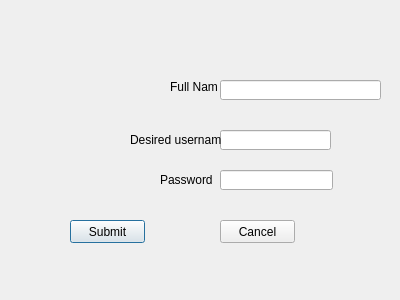
grenrock/cs1dQTRepository, file register.ui: the form before one commit.
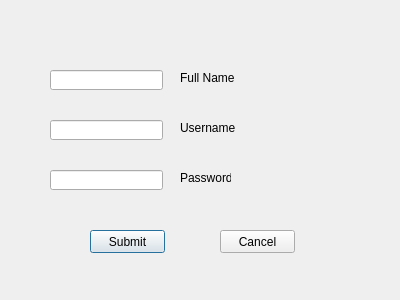
The form after the commit.

Patch:
```diff
--- a/register.ui
+++ b/register.ui
@@ -16,9 +16,9 @@
   <widget class="QLineEdit" name="fullname">
    <property name="geometry">
     <rect>
-     <x>220</x>
-     <y>80</y>
-     <width>161</width>
+     <x>50</x>
+     <y>70</y>
+     <width>113</width>
      <height>20</height>
     </rect>
    </property>
@@ -26,9 +26,9 @@
   <widget class="QLineEdit" name="username">
    <property name="geometry">
     <rect>
-     <x>220</x>
-     <y>130</y>
-     <width>111</width>
+     <x>50</x>
+     <y>120</y>
+     <width>113</width>
      <height>20</height>
     </rect>
    </property>
@@ -36,18 +36,21 @@
   <widget class="QLineEdit" name="password">
    <property name="geometry">
     <rect>
-     <x>220</x>
+     <x>50</x>
      <y>170</y>
      <width>113</width>
      <height>20</height>
     </rect>
    </property>
+   <property name="echoMode">
+    <enum>QLineEdit::Password</enum>
+   </property>
   </widget>
   <widget class="QPushButton" name="submit">
    <property name="geometry">
     <rect>
-     <x>70</x>
-     <y>220</y>
+     <x>90</x>
+     <y>230</y>
      <width>75</width>
      <height>23</height>
     </rect>
@@ -60,7 +63,7 @@
    <property name="geometry">
     <rect>
      <x>220</x>
-     <y>220</y>
+     <y>230</y>
      <width>75</width>
      <height>23</height>
     </rect>
@@ -72,10 +75,10 @@
   <widget class="QLabel" name="label">
    <property name="geometry">
     <rect>
-     <x>170</x>
-     <y>80</y>
-     <width>47</width>
-     <height>13</height>
+     <x>180</x>
+     <y>70</y>
+     <width>71</width>
+     <height>16</height>
     </rect>
    </property>
    <property name="text">
@@ -85,23 +88,23 @@
   <widget class="QLabel" name="label_2">
    <property name="geometry">
     <rect>
-     <x>130</x>
-     <y>130</y>
-     <width>91</width>
-     <height>20</height>
-    </rect>
-   </property>
-   <property name="text">
-    <string>Desired username</string>
-   </property>
-  </widget>
-  <widget class="QLabel" name="label_3">
-   <property name="geometry">
-    <rect>
-     <x>160</x>
-     <y>170</y>
+     <x>180</x>
+     <y>120</y>
      <width>61</width>
-     <height>20</height>
+     <height>16</height>
+    </rect>
+   </property>
+   <property name="text">
+    <string>Username</string>
+   </property>
+  </widget>
+  <widget class="QLabel" name="label_3">
+   <property name="geometry">
+    <rect>
+     <x>180</x>
+     <y>170</y>
+     <width>51</width>
+     <height>16</height>
     </rect>
    </property>
    <property name="text">
```
Left out of the diff: 10 changed lines with no effect on the pictures.
